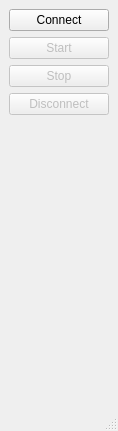
First picture: the form in UI/mainwindow.ui, repository ZarkSPb/BB_Python, before the edit.
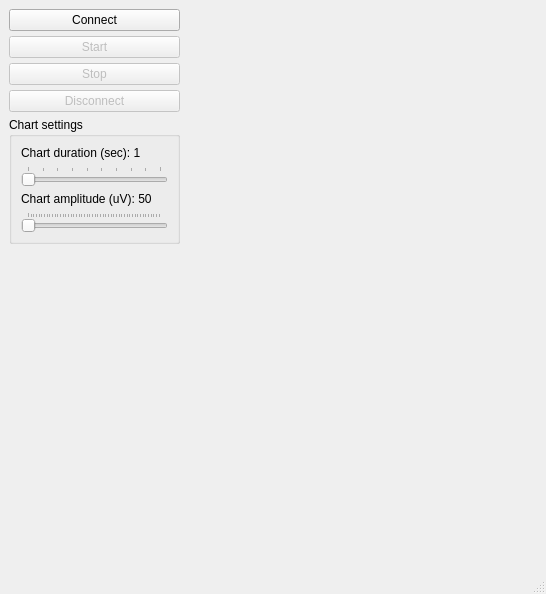
Second picture: the form after the edit.

Commit message: Remake UI for widgets

```diff
--- a/UI/mainwindow.ui
+++ b/UI/mainwindow.ui
@@ -6,8 +6,8 @@
    <rect>
     <x>0</x>
     <y>0</y>
-    <width>118</width>
-    <height>431</height>
+    <width>546</width>
+    <height>594</height>
    </rect>
   </property>
   <property name="windowTitle">
@@ -16,7 +16,32 @@
   <widget class="QWidget" name="centralwidget">
    <layout class="QGridLayout" name="gridLayout">
     <item row="0" column="0">
-     <layout class="QVBoxLayout" name="verticalLayout" stretch="0,0,0,0,0">
+     <widget class="QWidget" name="WidgetControl" native="true">
+      <property name="minimumSize">
+       <size>
+        <width>180</width>
+        <height>0</height>
+       </size>
+      </property>
+      <property name="maximumSize">
+       <size>
+        <width>180</width>
+        <height>16777215</height>
+       </size>
+      </property>
+      <layout class="QVBoxLayout" name="verticalLayout">
+       <property name="spacing">
+        <number>5</number>
+       </property>
+       <property name="leftMargin">
+        <number>0</number>
+       </property>
+       <property name="topMargin">
+        <number>0</number>
+       </property>
+       <property name="bottomMargin">
+        <number>0</number>
+       </property>
       <item>
        <widget class="QPushButton" name="ButtonConnect">
         <property name="text">
@@ -54,6 +79,73 @@
         </property>
        </widget>
       </item>
+       <item>
+        <widget class="QGroupBox" name="groupBox">
+         <property name="title">
+          <string>Chart settings</string>
+         </property>
+         <layout class="QVBoxLayout" name="verticalLayout_2">
+          <item>
+           <widget class="QLabel" name="LabelDuration">
+            <property name="text">
+             <string>Chart duration (sec): 1</string>
+            </property>
+           </widget>
+          </item>
+          <item>
+           <widget class="QSlider" name="SliderDuration">
+            <property name="minimum">
+             <number>1</number>
+            </property>
+            <property name="maximum">
+             <number>10</number>
+            </property>
+            <property name="orientation">
+             <enum>Qt::Horizontal</enum>
+            </property>
+            <property name="tickPosition">
+             <enum>QSlider::TicksAbove</enum>
+            </property>
+            <property name="tickInterval">
+             <number>1</number>
+            </property>
+           </widget>
+          </item>
+          <item>
+           <widget class="QLabel" name="LabelAmplitude">
+            <property name="text">
+             <string>Chart amplitude (uV): 50</string>
+            </property>
+           </widget>
+          </item>
+          <item>
+           <widget class="QSlider" name="SliderAmplitude">
+            <property name="minimum">
+             <number>50</number>
+            </property>
+            <property name="maximum">
+             <number>5000</number>
+            </property>
+            <property name="orientation">
+             <enum>Qt::Horizontal</enum>
+            </property>
+            <property name="invertedAppearance">
+             <bool>false</bool>
+            </property>
+            <property name="invertedControls">
+             <bool>false</bool>
+            </property>
+            <property name="tickPosition">
+             <enum>QSlider::TicksAbove</enum>
+            </property>
+            <property name="tickInterval">
+             <number>100</number>
+            </property>
+           </widget>
+          </item>
+         </layout>
+        </widget>
+       </item>
       <item>
        <spacer name="verticalSpacer">
         <property name="orientation">
@@ -62,12 +154,21 @@
         <property name="sizeHint" stdset="0">
          <size>
           <width>20</width>
-          <height>40</height>
+           <height>269</height>
          </size>
         </property>
        </spacer>
       </item>
      </layout>
+     </widget>
+    </item>
+    <item row="0" column="1">
+     <widget class="QWidget" name="WidgetCharts" native="true">
+      <property name="toolTipDuration">
+       <number>-1</number>
+      </property>
+      <layout class="QVBoxLayout" name="verticalLayout_3"/>
+     </widget>
     </item>
    </layout>
   </widget>
```
Left out of the diff: 2 changed lines with no effect on the pictures. Lines whose indentation alone changed are shown as unchanged. The commit also changes 2 other files.
